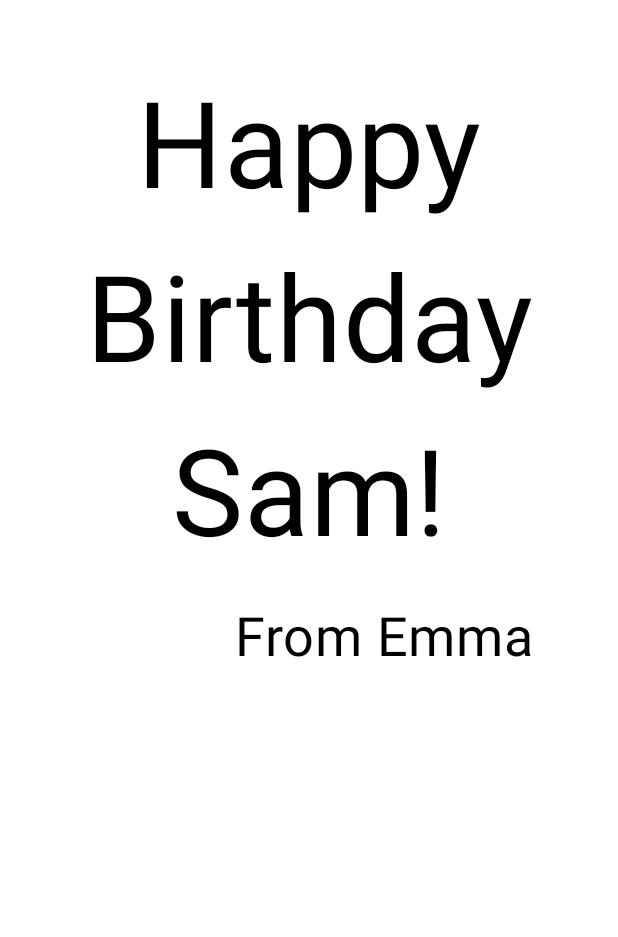
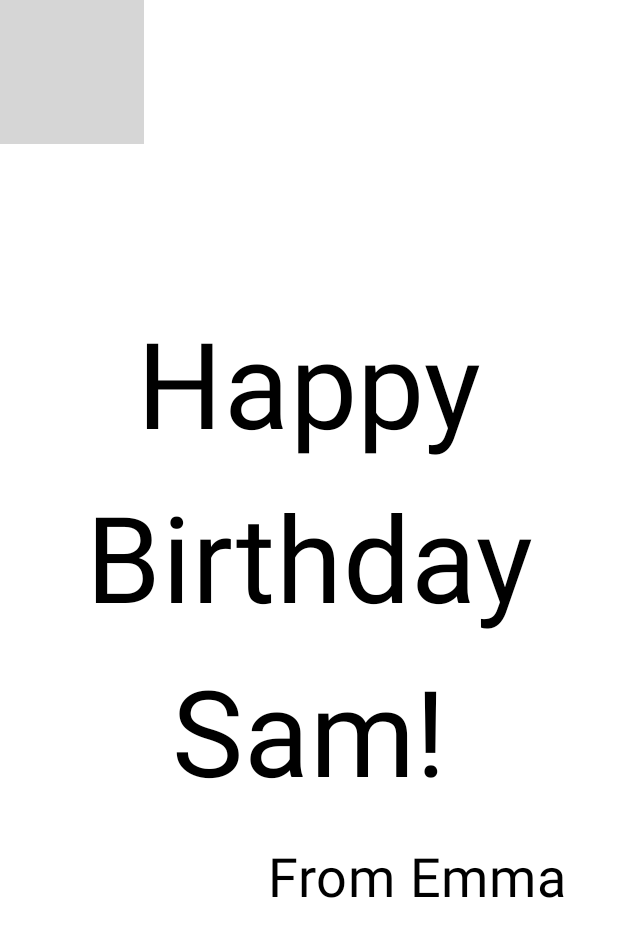
Before and after one commit to nguyenvtalexander/ComposeIntro, an Android app built with Jetpack Compose: the @Preview function BirthdayCardPreview, on a phone screen of 412 x 824 dp. Shown: the top 937 px of the screen. Run offline under Robolectric (Android 15) with nearby library versions, the phone set to English and light mode, and no system bars; grey boxes are pictures that could not be loaded.

Commit message:
Add image resource for birthday image and create image container view

```diff
--- a/app/src/main/java/com/example/composeintro/MainActivity.kt
+++ b/app/src/main/java/com/example/composeintro/MainActivity.kt
@@ -3,7 +3,9 @@ package com.example.composeintro
 import android.os.Bundle
 import androidx.activity.ComponentActivity
 import androidx.activity.compose.setContent
+import androidx.compose.foundation.Image
 import androidx.compose.foundation.layout.Arrangement
+import androidx.compose.foundation.layout.Box
 import androidx.compose.foundation.layout.Column
 import androidx.compose.foundation.layout.fillMaxSize
 import androidx.compose.foundation.layout.padding
@@ -13,6 +15,7 @@ import androidx.compose.material3.Text
 import androidx.compose.runtime.Composable
 import androidx.compose.ui.Alignment
 import androidx.compose.ui.Modifier
+import androidx.compose.ui.res.painterResource
 import androidx.compose.ui.text.style.TextAlign
 import androidx.compose.ui.tooling.preview.Preview
 import androidx.compose.ui.unit.dp
@@ -25,14 +28,28 @@ class MainActivity : ComponentActivity() {
         setContent {
             HappyBirthdayTheme {
                 // A surface container using the 'background' color from the theme
-                Surface(
-                    modifier = Modifier.fillMaxSize(),
-                    color = MaterialTheme.colorScheme.background
-                ) {
-                    GreetingText(message = "Happy Birthday Sam!", from = "From Emma")
+                Surface(color = MaterialTheme.colorScheme.background) {
+                    GreetingImage(message = "Happy Birthday Sam!", from = "From Emma")
                 }
             }
         }
+    }
+}
+
+@Composable
+fun GreetingImage(message: String, from: String, modifier: Modifier = Modifier) {
+    val image = painterResource(id = R.drawable.androidparty)
+    Box {
+        Image(
+            painter = image,
+            contentDescription = null
+        )
+        GreetingText(
+            message = message,
+            from = from,
+            modifier = Modifier
+                .fillMaxSize()
+                .padding(8.dp))
     }
 }
 
@@ -42,7 +59,7 @@ fun GreetingText(message: String, from: String, modifier: Modifier = Modifier) {
     Column(
         verticalArrangement = Arrangement.Center,
         modifier = modifier
-            .padding(40.dp)
+            .padding(10.dp)
     ) {
         Text(
             text = message,
@@ -60,14 +77,10 @@ fun GreetingText(message: String, from: String, modifier: Modifier = Modifier) {
     }
 }
 
-@Preview(
-    showBackground = true,
-    showSystemUi = true,
-    name = "MyPreview"
-)
+@Preview(showBackground = true)
 @Composable
 fun BirthdayCardPreview() {
     HappyBirthdayTheme {
-        GreetingText(message = "Happy Birthday Sam!", from ="From Emma")
+        GreetingImage(message = "Happy Birthday Sam!", from ="From Emma")
     }
 }
```
Also changed, not shown: 1 other file.
